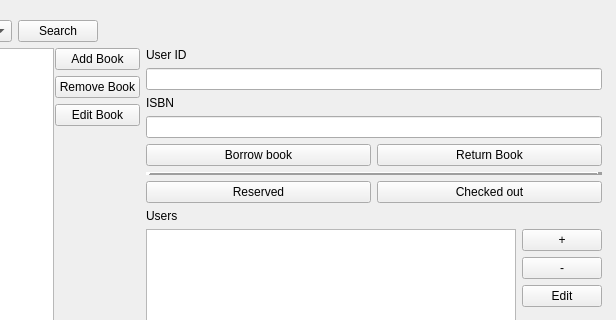
Above: LibraryManagement/useroptions.ui from Alex-BusNet/LibraryManagement before the change; both pictures show x 746 to 1362 and y 0 to 320 of the 1362 by 567 pixel window. Below: the same form after it.
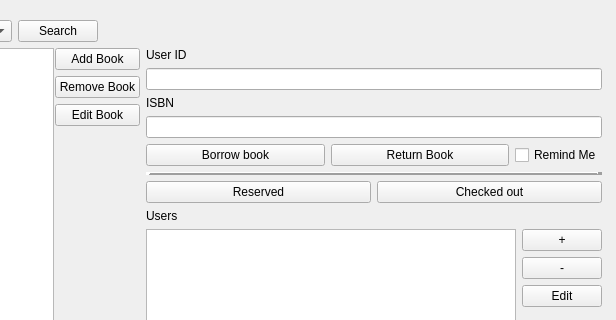
That is the form after the change.

The edit to the form file:
```diff
--- a/LibraryManagement/useroptions.ui
+++ b/LibraryManagement/useroptions.ui
@@ -301,7 +301,7 @@
              <item>
               <widget class="QPushButton" name="borrowBookButton">
                <property name="sizePolicy">
-                <sizepolicy hsizetype="Minimum" vsizetype="Fixed">
+                <sizepolicy hsizetype="MinimumExpanding" vsizetype="Fixed">
                  <horstretch>0</horstretch>
                  <verstretch>0</verstretch>
                 </sizepolicy>
@@ -317,7 +317,7 @@
                 <bool>true</bool>
                </property>
                <property name="sizePolicy">
-                <sizepolicy hsizetype="Minimum" vsizetype="Fixed">
+                <sizepolicy hsizetype="MinimumExpanding" vsizetype="Fixed">
                  <horstretch>0</horstretch>
                  <verstretch>0</verstretch>
                 </sizepolicy>
@@ -327,6 +327,13 @@
                </property>
               </widget>
              </item>
+             <item>
+              <widget class="QCheckBox" name="reminderCB">
+               <property name="text">
+                <string>Remind Me</string>
+               </property>
+              </widget>
+             </item>
             </layout>
            </item>
            <item>
```
